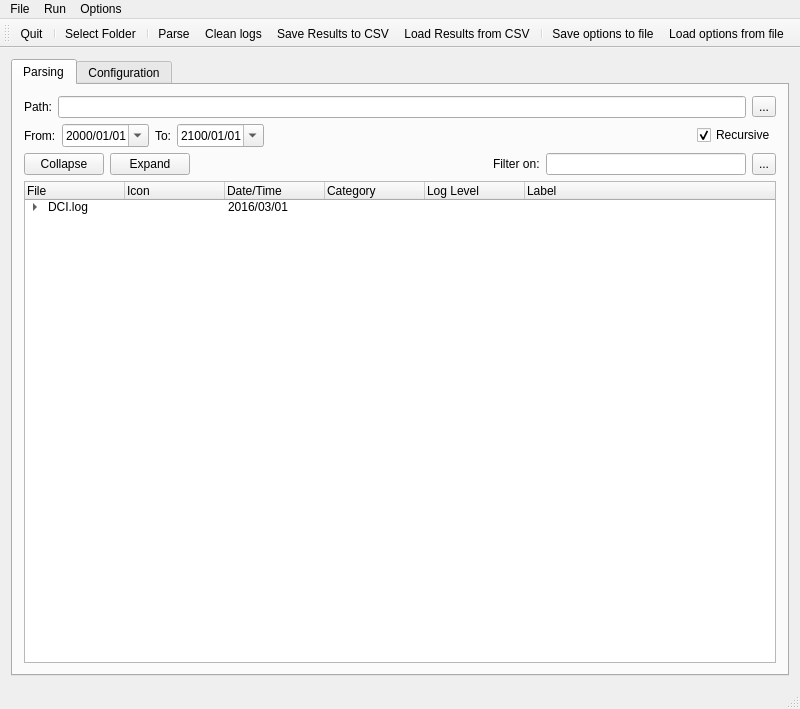
rubi-rock/LogParserLib, file LogParserGUI/mainwindow.ui: the form before one commit.
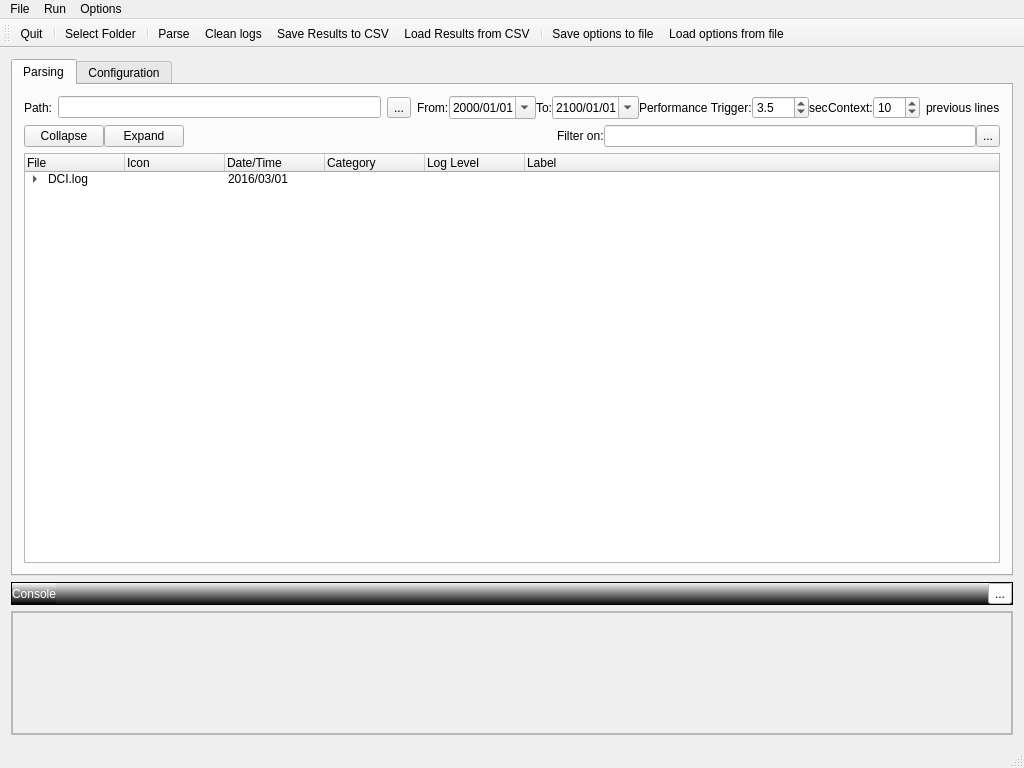
The form after the commit. Icons and pictures are not drawn.

```diff
--- a/LogParserGUI/mainwindow.ui
+++ b/LogParserGUI/mainwindow.ui
@@ -6,8 +6,8 @@
    <rect>
     <x>0</x>
     <y>0</y>
-    <width>800</width>
-    <height>709</height>
+    <width>1024</width>
+    <height>768</height>
    </rect>
   </property>
   <property name="sizePolicy">
@@ -18,8 +18,8 @@
   </property>
   <property name="minimumSize">
    <size>
-    <width>800</width>
-    <height>600</height>
+    <width>1024</width>
+    <height>8</height>
    </size>
   </property>
   <property name="windowTitle">
@@ -33,8 +33,8 @@
    <locale language="English" country="Canada"/>
   </property>
   <widget class="QWidget" name="centralWidget">
-   <layout class="QGridLayout" name="gridLayout_4">
-    <item row="0" column="0">
+   <layout class="QVBoxLayout" name="verticalLayout_5">
+    <item>
      <widget class="QTabWidget" name="tabWidget_General">
       <property name="maximumSize">
        <size>
@@ -52,32 +52,27 @@
        <layout class="QVBoxLayout" name="verticalLayout">
         <item>
          <layout class="QGridLayout" name="gridLayout">
-          <item row="0" column="0">
-           <widget class="QLabel" name="label">
-            <property name="frameShape">
-             <enum>QFrame::NoFrame</enum>
-            </property>
-            <property name="text">
-             <string>Path:</string>
-            </property>
-           </widget>
-          </item>
-          <item row="0" column="2">
-           <widget class="QToolButton" name="btn_SelectDir">
-            <property name="text">
-             <string>...</string>
-            </property>
-           </widget>
-          </item>
-          <item row="0" column="1">
-           <widget class="QLineEdit" name="edt_Path"/>
-          </item>
-         </layout>
-        </item>
-        <item>
-         <layout class="QHBoxLayout" name="horizontalLayout">
-          <item>
+          <property name="verticalSpacing">
+           <number>0</number>
+          </property>
+          <item row="0" column="3">
            <layout class="QGridLayout" name="gridLayout_2">
+            <property name="horizontalSpacing">
+             <number>-1</number>
+            </property>
+            <property name="verticalSpacing">
+             <number>0</number>
+            </property>
+            <item row="0" column="0">
+             <widget class="QLabel" name="label_2">
+              <property name="frameShape">
+               <enum>QFrame::NoFrame</enum>
+              </property>
+              <property name="text">
+               <string>From:</string>
+              </property>
+             </widget>
+            </item>
             <item row="0" column="3">
              <widget class="QLabel" name="label_3">
               <property name="frameShape">
@@ -115,41 +110,85 @@
               </property>
              </widget>
             </item>
-            <item row="0" column="0">
-             <widget class="QLabel" name="label_2">
-              <property name="frameShape">
-               <enum>QFrame::NoFrame</enum>
+            <item row="0" column="7">
+             <widget class="QLabel" name="label_7">
+              <property name="text">
+               <string>sec</string>
               </property>
+             </widget>
+            </item>
+            <item row="0" column="8">
+             <widget class="QLabel" name="label_4">
               <property name="text">
-               <string>From:</string>
+               <string>Context:</string>
+              </property>
+             </widget>
+            </item>
+            <item row="0" column="9">
+             <widget class="QSpinBox" name="spin_contextLOL">
+              <property name="maximum">
+               <number>100</number>
+              </property>
+              <property name="singleStep">
+               <number>5</number>
+              </property>
+              <property name="value">
+               <number>10</number>
+              </property>
+             </widget>
+            </item>
+            <item row="0" column="5">
+             <widget class="QLabel" name="label_6">
+              <property name="text">
+               <string>Performance Trigger:</string>
+              </property>
+             </widget>
+            </item>
+            <item row="0" column="6">
+             <widget class="QDoubleSpinBox" name="spin_perfTrigger">
+              <property name="decimals">
+               <number>1</number>
+              </property>
+              <property name="minimum">
+               <double>0.500000000000000</double>
+              </property>
+              <property name="maximum">
+               <double>999.000000000000000</double>
+              </property>
+              <property name="singleStep">
+               <double>0.500000000000000</double>
+              </property>
+              <property name="value">
+               <double>3.500000000000000</double>
               </property>
              </widget>
             </item>
            </layout>
           </item>
-          <item>
-           <spacer name="horizontalSpacer_3">
-            <property name="orientation">
-             <enum>Qt::Horizontal</enum>
+          <item row="0" column="0">
+           <widget class="QLabel" name="label">
+            <property name="frameShape">
+             <enum>QFrame::NoFrame</enum>
             </property>
-            <property name="sizeHint" stdset="0">
-             <size>
-              <width>40</width>
-              <height>20</height>
-             </size>
+            <property name="text">
+             <string>Path:</string>
             </property>
-           </spacer>
+           </widget>
           </item>
-          <item>
-           <widget class="QCheckBox" name="cb_Recursive">
-            <property name="locale">
-             <locale language="English" country="Canada"/>
-            </property>
+          <item row="0" column="2">
+           <widget class="QToolButton" name="btn_SelectDir">
             <property name="text">
-             <string>Recursive</string>
+             <string>...</string>
             </property>
-            <property name="checked">
-             <bool>true</bool>
+           </widget>
+          </item>
+          <item row="0" column="1">
+           <widget class="QLineEdit" name="edt_Path"/>
+          </item>
+          <item row="0" column="4">
+           <widget class="QLabel" name="label_5">
+            <property name="text">
+             <string>previous lines</string>
             </property>
            </widget>
           </item>
@@ -157,6 +196,9 @@
         </item>
         <item>
          <layout class="QHBoxLayout" name="horizontalLayout_4">
+          <property name="spacing">
+           <number>0</number>
+          </property>
           <item>
            <widget class="QPushButton" name="push_Collapse">
             <property name="text">
@@ -193,9 +235,15 @@
           </item>
           <item>
            <widget class="QLineEdit" name="edt_Filter">
+            <property name="minimumSize">
+             <size>
+              <width>255</width>
+              <height>0</height>
+             </size>
+            </property>
             <property name="maximumSize">
              <size>
-              <width>200</width>
+              <width>500</width>
               <height>16777215</height>
              </size>
             </property>
@@ -497,6 +545,129 @@
       </widget>
      </widget>
     </item>
+    <item>
+     <widget class="QFrame" name="frame_console_titlebar">
+      <property name="font">
+       <font>
+        <pointsize>9</pointsize>
+        <weight>75</weight>
+        <bold>true</bold>
+       </font>
+      </property>
+      <property name="styleSheet">
+       <string notr="true">background-color:qlineargradient(spread:pad, x1:1, y1:1, x2:1, y2:0, stop:0 rgba(0, 0, 0, 255), stop:1 rgba(255, 255, 255, 255))</string>
+      </property>
+      <property name="frameShape">
+       <enum>QFrame::StyledPanel</enum>
+      </property>
+      <property name="frameShadow">
+       <enum>QFrame::Sunken</enum>
+      </property>
+      <layout class="QHBoxLayout" name="horizontalLayout_3">
+       <property name="spacing">
+        <number>0</number>
+       </property>
+       <property name="leftMargin">
+        <number>0</number>
+       </property>
+       <property name="topMargin">
+        <number>0</number>
+       </property>
+       <property name="rightMargin">
+        <number>0</number>
+       </property>
+       <property name="bottomMargin">
+        <number>0</number>
+       </property>
+       <item>
+        <widget class="QLabel" name="label_8">
+         <property name="styleSheet">
+          <string notr="true">color:rgb(255, 255, 255)</string>
+         </property>
+         <property name="text">
+          <string>Console</string>
+         </property>
+        </widget>
+       </item>
+       <item>
+        <spacer name="horizontalSpacer">
+         <property name="orientation">
+          <enum>Qt::Horizontal</enum>
+         </property>
+         <property name="sizeHint" stdset="0">
+          <size>
+           <width>915</width>
+           <height>20</height>
+          </size>
+         </property>
+        </spacer>
+       </item>
+       <item>
+        <widget class="QToolButton" name="btn_toggleConsole">
+         <property name="styleSheet">
+          <string notr="true">background-color:rgb(255, 255, 255)</string>
+         </property>
+         <property name="text">
+          <string>...</string>
+         </property>
+         <property name="icon">
+          <iconset resource="icons.qrc">
+           <normaloff>:/icons/arrow-down-16.png</normaloff>:/icons/arrow-down-16.png</iconset>
+         </property>
+         <property name="arrowType">
+          <enum>Qt::NoArrow</enum>
+         </property>
+        </widget>
+       </item>
+      </layout>
+     </widget>
+    </item>
+    <item>
+     <widget class="QFrame" name="frame_console">
+      <property name="minimumSize">
+       <size>
+        <width>0</width>
+        <height>0</height>
+       </size>
+      </property>
+      <property name="frameShape">
+       <enum>QFrame::StyledPanel</enum>
+      </property>
+      <property name="frameShadow">
+       <enum>QFrame::Raised</enum>
+      </property>
+      <layout class="QVBoxLayout" name="verticalLayout_7">
+       <property name="spacing">
+        <number>0</number>
+       </property>
+       <property name="sizeConstraint">
+        <enum>QLayout::SetDefaultConstraint</enum>
+       </property>
+       <property name="leftMargin">
+        <number>0</number>
+       </property>
+       <property name="topMargin">
+        <number>0</number>
+       </property>
+       <property name="rightMargin">
+        <number>0</number>
+       </property>
+       <property name="bottomMargin">
+        <number>0</number>
+       </property>
+       <item>
+        <widget class="QPlainTextEdit" name="edt_console">
+         <property name="enabled">
+          <bool>false</bool>
+         </property>
+         <property name="tabStopWidth">
+          <number>80</number>
+         </property>
+        </widget>
+       </item>
+      </layout>
+     </widget>
+    </item>
    </layout>
   </widget>
   <widget class="QMenuBar" name="menuBar">
@@ -504,7 +675,7 @@
     <rect>
      <x>0</x>
      <y>0</y>
-     <width>800</width>
+     <width>1024</width>
      <height>22</height>
     </rect>
    </property>
```
Left out of the diff: 3 changed lines with no effect on the pictures.
